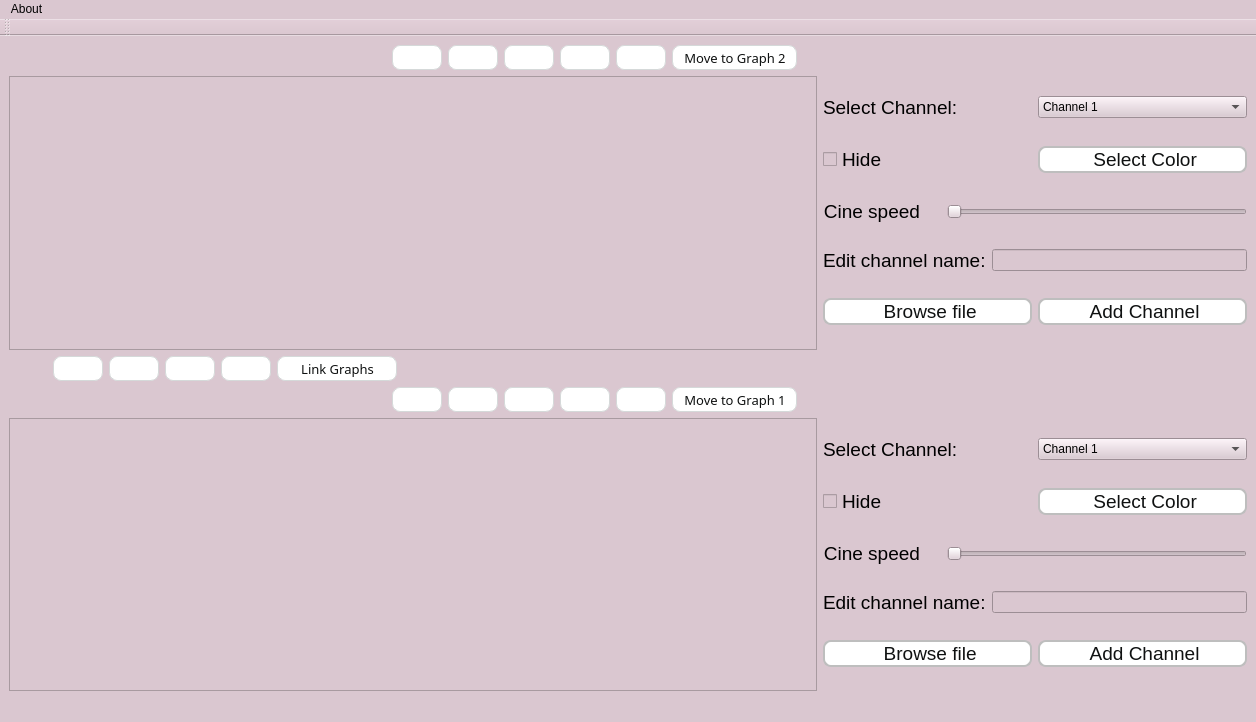
Youssef-Ashraf71/multi-channel-signal-viewer, file layout.ui: the form before one commit.
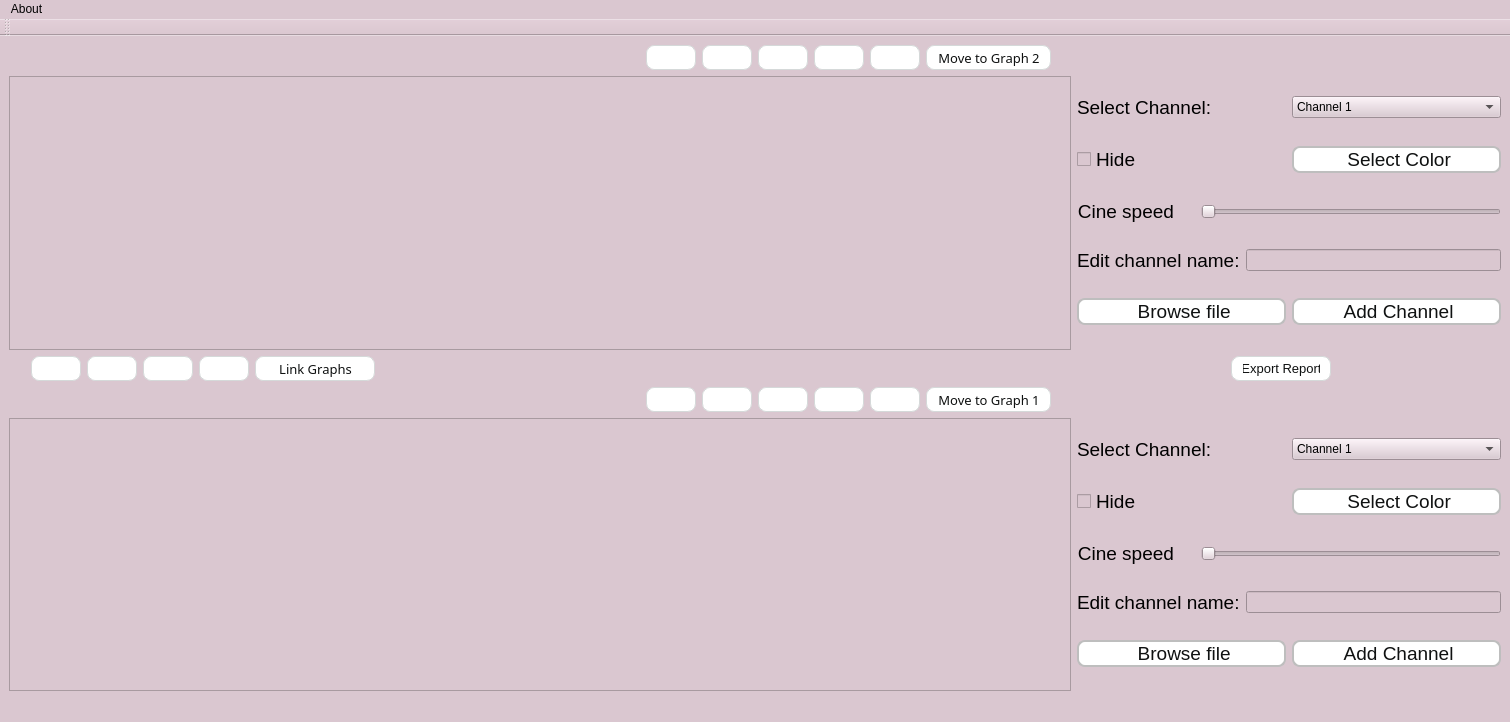
The form after the commit. Icons and pictures are not drawn. Custom widgets are drawn as their Qt base class.

Diff of the .ui file:
```diff
--- a/layout.ui
+++ b/layout.ui
@@ -6,7 +6,7 @@
    <rect>
     <x>0</x>
     <y>0</y>
-    <width>1256</width>
+    <width>1510</width>
     <height>722</height>
    </rect>
   </property>
@@ -802,6 +802,63 @@
         </property>
        </spacer>
       </item>
+      <item>
+       <widget class="QPushButton" name="exportReportButton">
+        <property name="sizePolicy">
+         <sizepolicy hsizetype="Fixed" vsizetype="Fixed">
+          <horstretch>0</horstretch>
+          <verstretch>0</verstretch>
+         </sizepolicy>
+        </property>
+        <property name="minimumSize">
+         <size>
+          <width>100</width>
+          <height>0</height>
+         </size>
+        </property>
+        <property name="maximumSize">
+         <size>
+          <width>30</width>
+          <height>30</height>
+         </size>
+        </property>
+        <property name="styleSheet">
+         <string notr="true">background-color: #fff;
+  border: 1px solid #d5d9d9;
+  border-radius: 8px;
+
+  color: #0f1111;
+  font-family: &quot;Amazon Ember&quot;,sans-serif;
+
+  font-size: 13px;
+  line-height: 29px;
+  padding: 0 10px 0 11px;
+  position: relative;
+  text-align: center;
+  text-decoration: none;
+  vertical-align: middle;</string>
+        </property>
+        <property name="text">
+         <string>Export Report</string>
+        </property>
+       </widget>
+      </item>
+      <item>
+       <spacer name="horizontalSpacer_3">
+        <property name="orientation">
+         <enum>Qt::Horizontal</enum>
+        </property>
+        <property name="sizeType">
+         <enum>QSizePolicy::Fixed</enum>
+        </property>
+        <property name="sizeHint" stdset="0">
+         <size>
+          <width>170</width>
+          <height>20</height>
+         </size>
+        </property>
+       </spacer>
+      </item>
      </layout>
     </item>
     <item>
@@ -1336,7 +1393,7 @@
     <rect>
      <x>0</x>
      <y>0</y>
-     <width>1256</width>
+     <width>1510</width>
      <height>26</height>
     </rect>
    </property>
```
Left out of the diff: 13 changed lines with no effect on the pictures.
